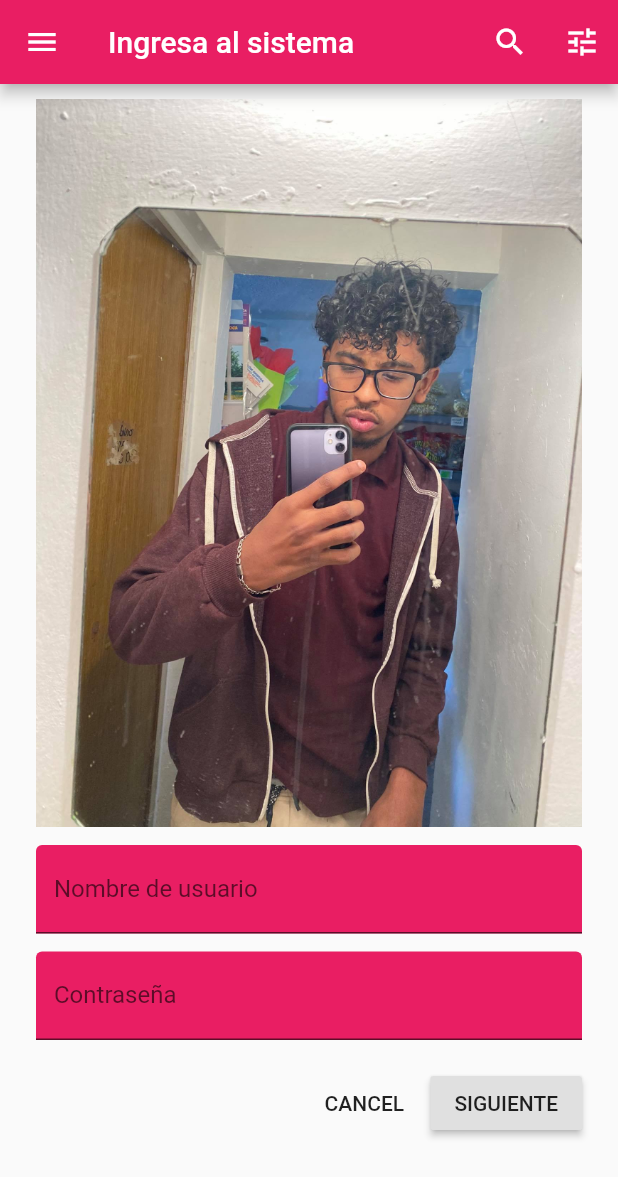
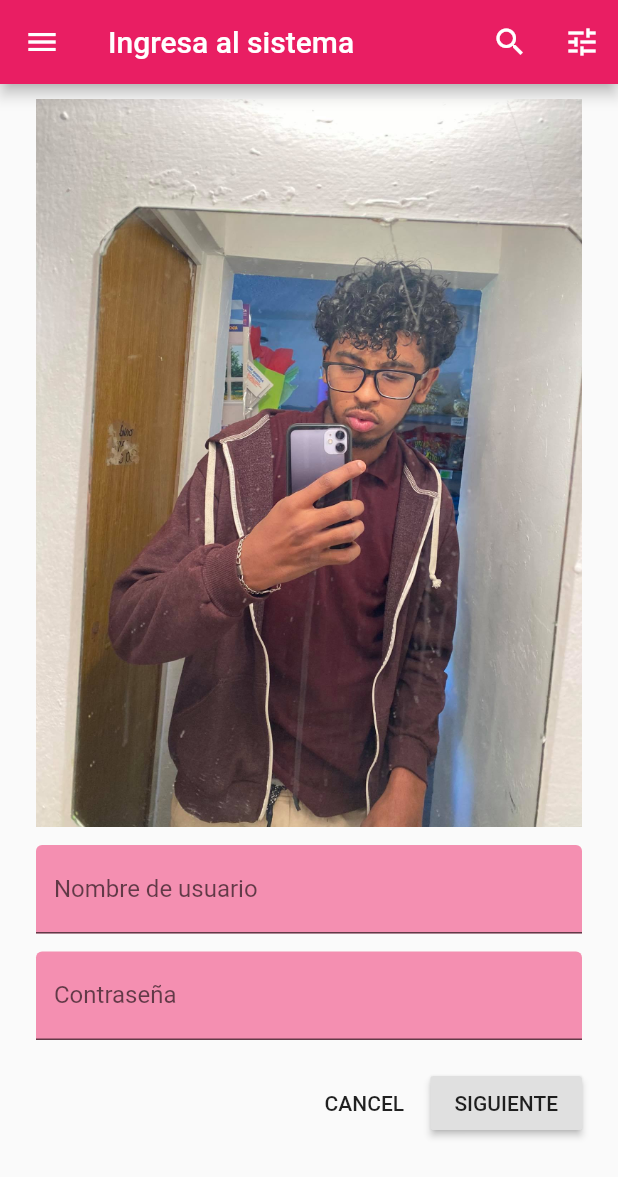
Before and after one commit to YahirS/loginSencillo, a Flutter app: the screen it shows after launch, on a phone screen of 412 x 824 dp. Shown: the top 1177 px of the screen. Run offline on Flutter 3.47's test engine with Material 2 defaults, Android fonts, the phone set to English and light mode, and no system bars.

```diff
--- a/lib/main.dart
+++ b/lib/main.dart
@@ -89,7 +89,7 @@ class _IngresoSistemaState extends State<IngresoSistema> {
                   TextField(
                     decoration: InputDecoration(
                       filled: true,
-                      fillColor: Colors.pink,
+                      fillColor: Colors.pink[200],
                       labelText: 'Nombre de usuario',
                     ),
                   ),
@@ -97,7 +97,7 @@ class _IngresoSistemaState extends State<IngresoSistema> {
                   TextField(
                     decoration: InputDecoration(
                       filled: true,
-                      fillColor: Colors.pink,
+                      fillColor: Colors.pink[200],
                       labelText: 'Contraseña',
                     ),
                     obscureText: true,
```
Also changed, not shown: 1 other file.
